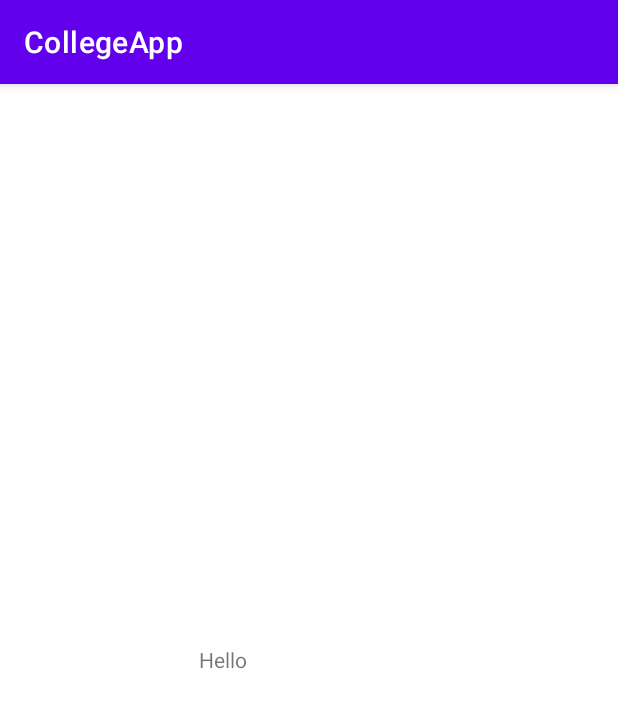
After one commit to Koushik0901/CollegeApp, an Android app: the AdminLogin screen opened directly, with no data from a screen before it, on a phone screen of 412 x 824 dp. The commit adds this screen. Shown: the top 708 px of the screen. Run offline under Robolectric (Android 15) with nearby library versions, the phone set to English and light mode, and no system bars.

Commit message:
added navigation to admin login

```diff
--- a/app/src/main/AndroidManifest.xml
+++ b/app/src/main/AndroidManifest.xml
@@ -10,6 +10,12 @@
         android:supportsRtl="true"
         android:theme="@style/Theme.CollegeApp">
         <activity
+            android:name=".AdminLogin"
+            android:exported="false" />
+        <activity
+            android:name=".AdmitLogin"
+            android:exported="false" />
+        <activity
             android:name=".MainActivity"
             android:exported="true">
             <intent-filter>
--- /dev/null
+++ b/app/src/main/java/com/example/collegeapp/AdminLogin.java
@@ -0,0 +1,14 @@
+package com.example.collegeapp;
+
+import androidx.appcompat.app.AppCompatActivity;
+
+import android.os.Bundle;
+
+public class AdminLogin extends AppCompatActivity {
+
+    @Override
+    protected void onCreate(Bundle savedInstanceState) {
+        super.onCreate(savedInstanceState);
+        setContentView(R.layout.activity_admin_login);
+    }
+}
--- /dev/null
+++ b/app/src/main/res/layout/activity_admin_login.xml
@@ -0,0 +1,20 @@
+<?xml version="1.0" encoding="utf-8"?>
+<androidx.constraintlayout.widget.ConstraintLayout xmlns:android="http://schemas.android.com/apk/res/android"
+    xmlns:app="http://schemas.android.com/apk/res-auto"
+    xmlns:tools="http://schemas.android.com/tools"
+    android:layout_width="match_parent"
+    android:layout_height="match_parent"
+    tools:context=".AdminLogin">
+
+    <TextView
+        android:id="@+id/tv1"
+        android:layout_width="120dp"
+        android:layout_height="69dp"
+        android:layout_marginStart="163dp"
+        android:layout_marginTop="374dp"
+        android:layout_marginEnd="190dp"
+        android:text="Hello"
+        app:layout_constraintEnd_toEndOf="parent"
+        app:layout_constraintStart_toStartOf="parent"
+        app:layout_constraintTop_toTopOf="parent" />
+</androidx.constraintlayout.widget.ConstraintLayout>
```
Also changed, not shown: app/src/main/java/com/example/collegeapp/MainActivity.java (+16 -0 lines), app/src/main/res/layout/activity_main.xml (+4 -4 lines).
